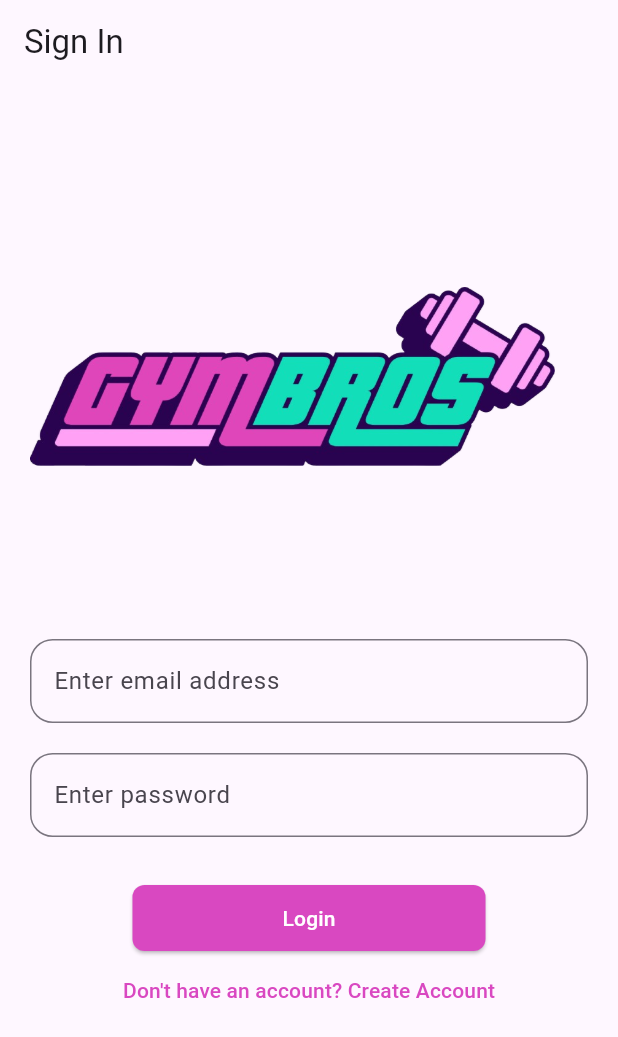
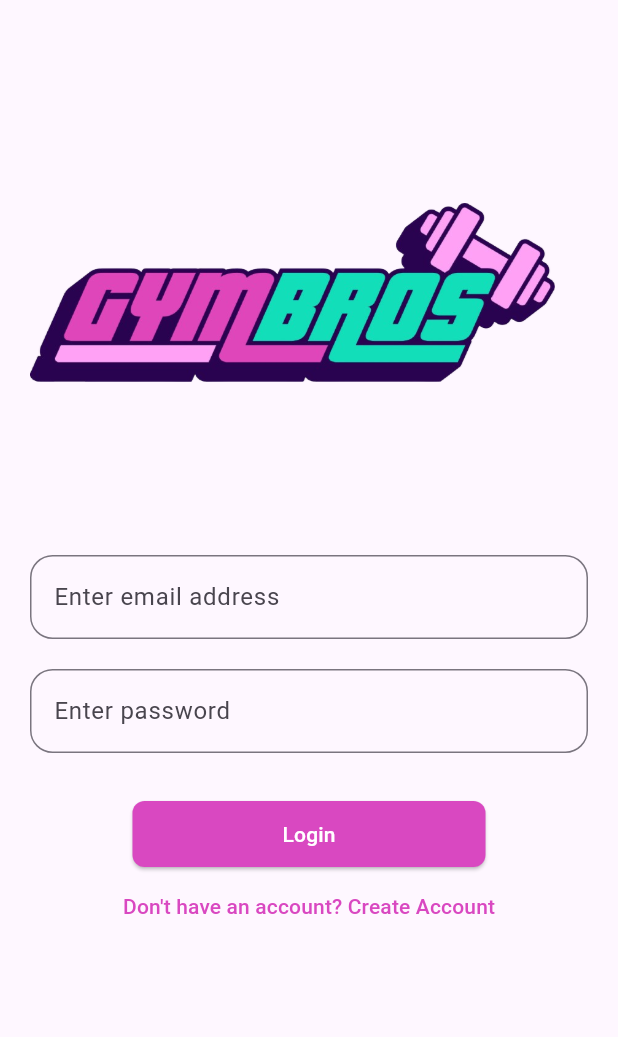
Before and after one commit to Roowka/GymbrOS, a Flutter app: the screen it shows after launch, on a phone screen of 412 x 824 dp. Shown: the top 1037 px of the screen. Run offline on Flutter 3.47's test engine with Material 3 defaults, Android fonts, the light colour scheme and no system bars; our stand-ins replace sqflite; accounts and stored records are empty.

Commit message:
style: suppression du apptitle sur la page login

```diff
--- a/lib/src/features/auth/page/login_page.dart
+++ b/lib/src/features/auth/page/login_page.dart
@@ -12,7 +12,6 @@ class LoginPage extends StatelessWidget {
   @override
   Widget build(BuildContext context) {
     return Scaffold(
-      appBar: AppBar(title: const Text('Sign In')),
       body: SingleChildScrollView(
         padding: const EdgeInsets.all(20),
         child: Column(
```
